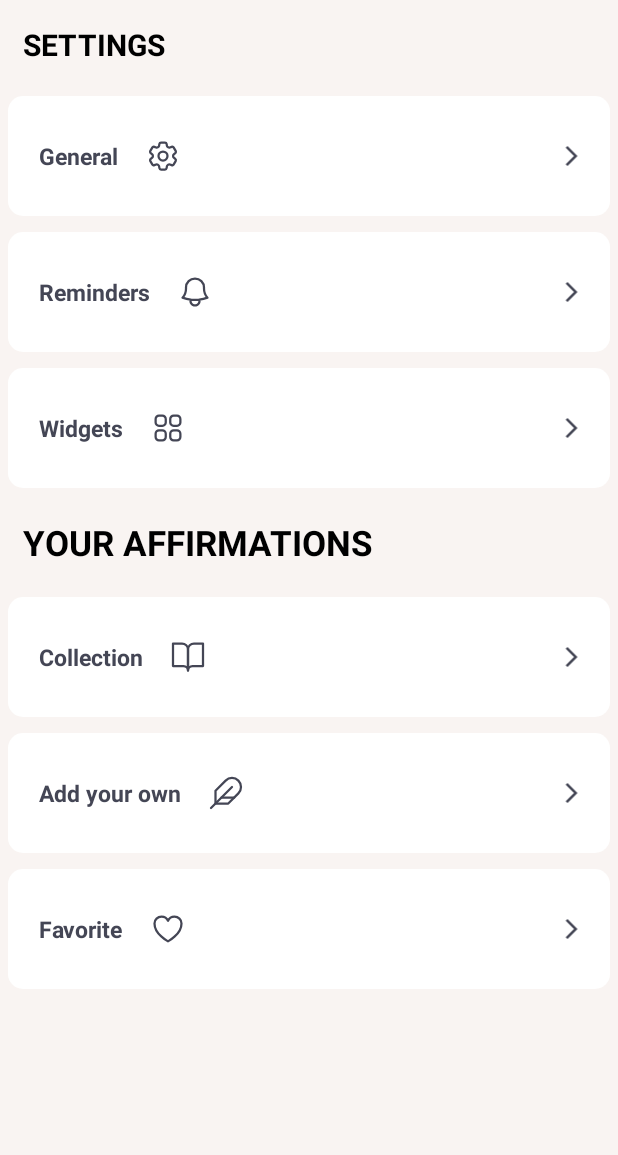
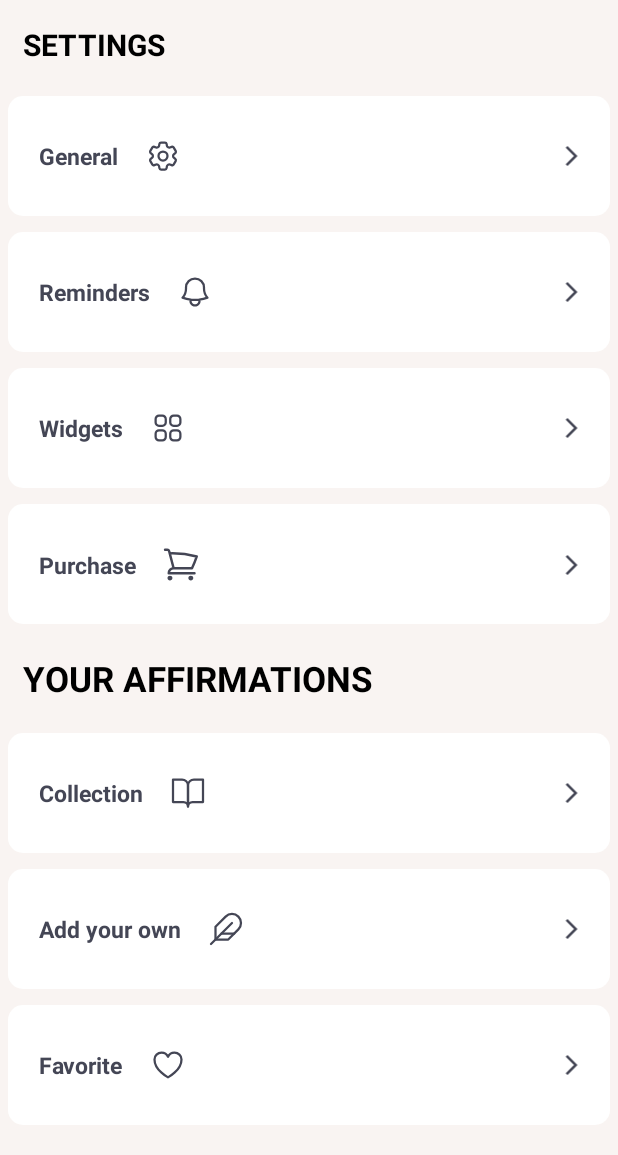
Before and after one commit to trannam13122k/-Daily, an Android app: the screen it shows after launch (MainActivity), after a tap on an icon or button, on a phone screen of 412 x 824 dp, the part 81-1236 px from its top. Run offline under Robolectric (Android 15) with nearby library versions, the phone set to English and light mode, and no system bars; our stand-ins replace Room's generated code, sdp/ssp sizes; 3 other taps on this screen came first.

Commit message:
purchase_setting

```diff
--- a/app/build.gradle.kts
+++ b/app/build.gradle.kts
@@ -82,4 +82,6 @@ dependencies {
 
     implementation ("androidx.work:work-runtime-ktx:2.7.0")
 
+    implementation("commons-io:commons-io:2.11.0")
+
 }
--- a/app/src/main/java/com/example/daily/ui/fragment/settingDaiLy/settingMain/SettingFragment.kt
+++ b/app/src/main/java/com/example/daily/ui/fragment/settingDaiLy/settingMain/SettingFragment.kt
@@ -1,10 +1,12 @@
 package com.example.daily.ui.fragment.settingDaiLy.settingMain
 
+import android.content.Intent
 import android.view.LayoutInflater
 import android.view.ViewGroup
 import androidx.recyclerview.widget.LinearLayoutManager
 import com.example.daily.base.BaseFragment
 import com.example.daily.databinding.FragmentSettingBinding
+import com.example.daily.ui.inapp.PurchaseActivity
 import com.example.daily.util.DataB
 
 class SettingFragment : BaseFragment<FragmentSettingBinding>() {
@@ -46,6 +48,9 @@ class SettingFragment : BaseFragment<FragmentSettingBinding>() {
             if (setting.fragment != null) {
                 openFragment(setting.fragment, null, true)
             }
+            else{
+                startActivity(Intent(context, PurchaseActivity::class.java))
+            }
         }
     }
 
--- a/app/src/main/java/com/example/daily/util/DataB.kt
+++ b/app/src/main/java/com/example/daily/util/DataB.kt
@@ -164,7 +164,8 @@ object DataB {
     val listSettings = listOf(
         SettingModel("General", R.drawable.icon_setting, GeneralFragment::class.java),
         SettingModel("Reminders", R.drawable.icon_reminders, RemindersFragment::class.java),
-        SettingModel("Widgets", R.drawable.icon_widgets, WidgetsFragment::class.java)
+        SettingModel("Widgets", R.drawable.icon_widgets, WidgetsFragment::class.java),
+        SettingModel("Purchase", R.drawable.icon_purchase, null)
     )
 
     val listAffirmations = listOf(
--- /dev/null
+++ b/app/src/main/res/drawable/icon_purchase.xml
@@ -0,0 +1,7 @@
+<vector android:height="21.818182dp" android:viewportHeight="20"
+    android:viewportWidth="22" android:width="24dp" xmlns:android="http://schemas.android.com/apk/res/android">
+    <path android:fillColor="#00000000"
+        android:pathData="M1.25,1H2.636C3.146,1 3.591,1.343 3.723,1.835L4.106,3.272M4.106,3.272C9.677,3.116 15.242,3.735 20.642,5.112C19.818,7.566 18.839,9.95 17.718,12.25H6.5M4.106,3.272L6.5,12.25M6.5,12.25C5.704,12.25 4.941,12.566 4.379,13.129C3.816,13.691 3.5,14.454 3.5,15.25H19.25M5,18.25C5,18.449 4.921,18.64 4.78,18.78C4.64,18.921 4.449,19 4.25,19C4.051,19 3.86,18.921 3.72,18.78C3.579,18.64 3.5,18.449 3.5,18.25C3.5,18.051 3.579,17.86 3.72,17.72C3.86,17.579 4.051,17.5 4.25,17.5C4.449,17.5 4.64,17.579 4.78,17.72C4.921,17.86 5,18.051 5,18.25ZM17.75,18.25C17.75,18.449 17.671,18.64 17.53,18.78C17.39,18.921 17.199,19 17,19C16.801,19 16.61,18.921 16.47,18.78C16.329,18.64 16.25,18.449 16.25,18.25C16.25,18.051 16.329,17.86 16.47,17.72C16.61,17.579 16.801,17.5 17,17.5C17.199,17.5 17.39,17.579 17.53,17.72C17.671,17.86 17.75,18.051 17.75,18.25Z"
+        android:strokeColor="#444655" android:strokeLineCap="round"
+        android:strokeLineJoin="round" android:strokeWidth="1.5"/>
+</vector>
--- a/app/src/main/res/layout/activity_purchase.xml
+++ b/app/src/main/res/layout/activity_purchase.xml
@@ -62,7 +62,7 @@
             android:layout_gravity="center_horizontal"
             android:layout_marginTop="8dp"
             android:gravity="center"
-            android:text="Bạn vui lòng chờ để set up"
+            android:text="Please wait for setup"
             android:textColor="@color/black"
             android:textSize="18sp" />
 
```
